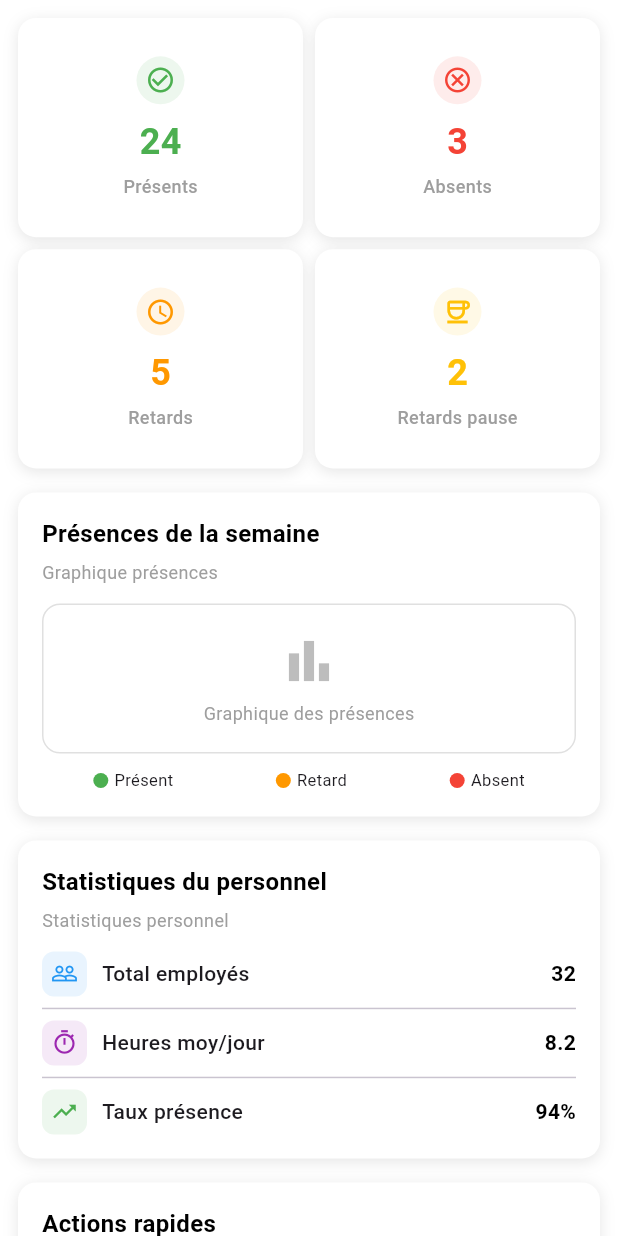
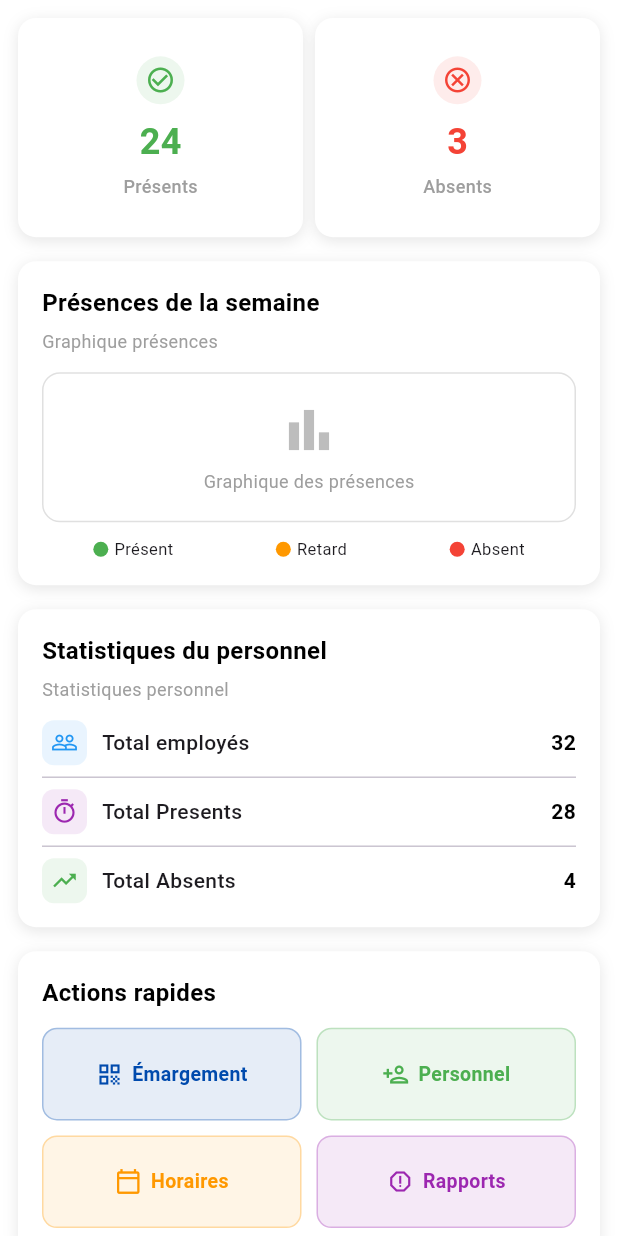
Before and after one commit to eden-jordan/EasySign_frontend, a Flutter app: the Dashboard screen opened directly, on a phone screen of 412 x 824 dp. Run offline on Flutter 3.47's test engine with Material 3 defaults, Android fonts, the phone set to English and light mode, and no system bars; our stand-ins replace flutter_secure_storage, pdf, printing, shared_preferences, video_player; missing offline and left inert: mobile_scanner; accounts and stored records are empty.

```diff
--- a/easysign/lib/screens/items/dashboard.dart
+++ b/easysign/lib/screens/items/dashboard.dart
@@ -61,18 +61,6 @@ class Dashboard extends StatelessWidget {
           value: '3',
           color: Colors.red,
           icon: Icons.cancel_outlined,
-        ),
-        _buildStatCard(
-          title: 'Retards',
-          value: '5',
-          color: Colors.orange,
-          icon: Icons.access_time_outlined,
-        ),
-        _buildStatCard(
-          title: 'Retards pause',
-          value: '2',
-          color: Colors.amber,
-          icon: Icons.coffee_outlined,
         ),
       ],
     );
@@ -272,15 +260,15 @@ class Dashboard extends StatelessWidget {
                 ),
                 const Divider(height: 16),
                 _buildStatRow(
-                  label: 'Heures moy/jour',
-                  value: '8.2',
+                  label: 'Total Presents',
+                  value: '28',
                   icon: Icons.timer_outlined,
                   color: Colors.purple,
                 ),
                 const Divider(height: 16),
                 _buildStatRow(
-                  label: 'Taux présence',
-                  value: '94%',
+                  label: 'Total Absents',
+                  value: '4',
                   icon: Icons.trending_up_outlined,
                   color: Colors.green,
                 ),
```
Also changed, not shown: easysign/lib/screens/others/personnel_show.dart (+60 -2 lines).
